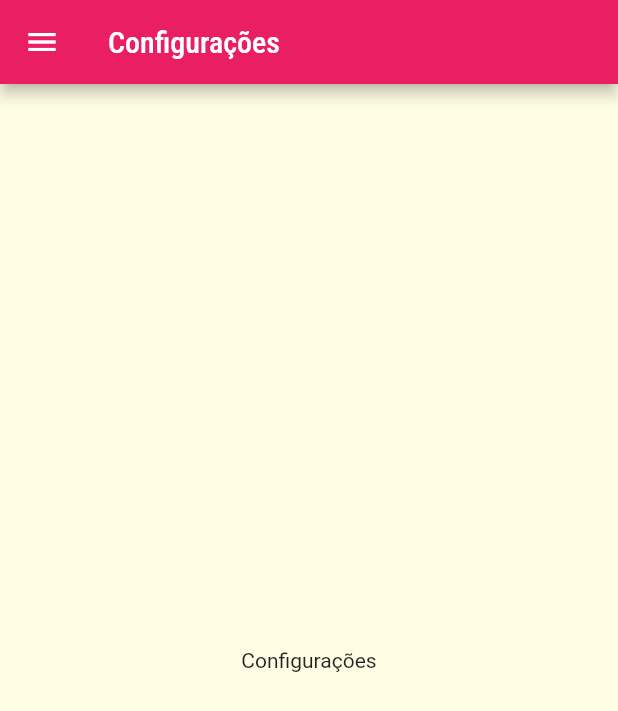
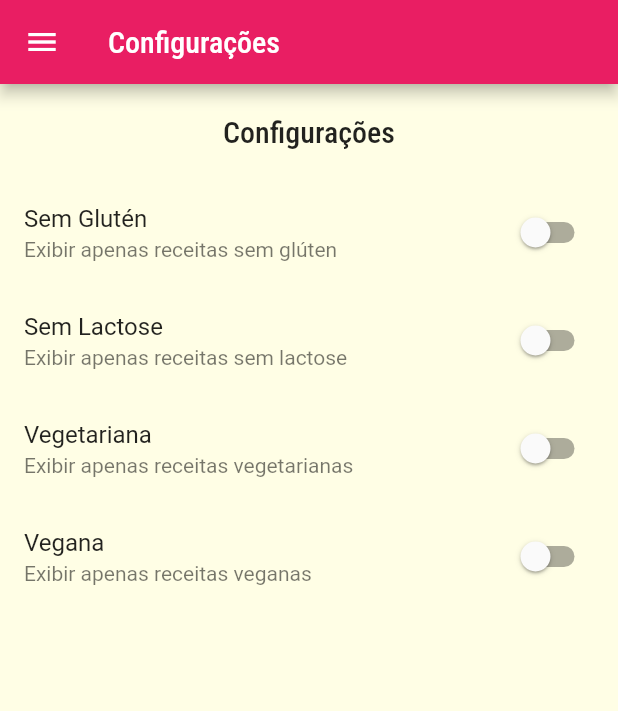
Before and after one commit to CaioNoboa/meals_APP_Flutter, a Flutter app: the SettingsScreen screen opened by its route, on a phone screen of 412 x 824 dp. Shown: the top 711 px of the screen. Run offline on Flutter 3.47's test engine with Material 2 defaults, Android fonts, the phone set to English and light mode, and no system bars; network calls fail.

Commit message:
filtering-food-based-on-settings

```diff
--- a/meals/lib/data/dummy_data.dart
+++ b/meals/lib/data/dummy_data.dart
@@ -204,7 +204,7 @@ List<Meal> dummyMeals = [
     ],
     isGlutenFree: true,
     isVegan: false,
-    isVegetarian: true,
+    isVegetarian: false,
     isLactoseFree: true,
   ),
   Meal(
--- /dev/null
+++ b/meals/lib/models/settings.dart
@@ -0,0 +1,13 @@
+class Settings {
+  bool isGlutenFree;
+  bool isLactoseFree;
+  bool isVegetarian;
+  bool isVegan;
+
+  Settings({
+    this.isGlutenFree = false,
+    this.isLactoseFree = false,
+    this.isVegetarian = false,
+    this.isVegan = false,
+  });
+}
--- a/meals/lib/screens/settings_screen.dart
+++ b/meals/lib/screens/settings_screen.dart
@@ -1,20 +1,89 @@
 import 'package:flutter/material.dart';
 import 'package:meals/components/main_drawer.dart';
+import 'package:meals/models/settings.dart';
 
-class SettingsScreen extends StatelessWidget {
-  const SettingsScreen({Key? key}) : super(key: key);
+class SettingsScreen extends StatefulWidget {
+  final Function(Settings) onSettingsChanged;
+  const SettingsScreen({
+    Key? key,
+    required this.onSettingsChanged,
+  }) : super(key: key);
+
+  @override
+  State<SettingsScreen> createState() => _SettingsScreenState();
+}
+
+class _SettingsScreenState extends State<SettingsScreen> {
+  var settings = Settings();
+
+  Widget _createSwitch({
+    required String title,
+    required String subtitle,
+    required bool value,
+    required Function(bool) onChanged,
+  }) {
+    return SwitchListTile(
+      title: Text(title),
+      subtitle: Text(subtitle),
+      value: value,
+      onChanged: (value) {
+        onChanged(value);
+        widget.onSettingsChanged(settings);
+      },
+    );
+  }
 
   @override
   Widget build(BuildContext context) {
     return Scaffold(
       appBar: AppBar(
-        title: Text('Configurações'),
+        title: const Text('Configurações'),
       ),
-      drawer: MainDrawer(),
-      body: Center(
-        child: Text(
-          'Configurações',
-        ),
+      drawer: const MainDrawer(),
+      body: Column(
+        children: <Widget>[
+          Container(
+            padding: const EdgeInsets.all(20),
+            child: Text(
+              'Configurações',
+              style: Theme.of(context).textTheme.headline6,
+            ),
+          ),
+          Expanded(
+            child: ListView(
+              children: <Widget>[
+                _createSwitch(
+                  title: 'Sem Glutén',
+                  subtitle: 'Exibir apenas receitas sem glúten',
+                  value: settings.isGlutenFree,
+                  onChanged: (value) =>
+                      setState(() => settings.isGlutenFree = value),
+                ),
+                _createSwitch(
+                  title: 'Sem Lactose',
+                  subtitle: 'Exibir apenas receitas sem lactose',
+                  value: settings.isLactoseFree,
+                  onChanged: (value) =>
+                      setState(() => settings.isLactoseFree = value),
+                ),
+                _createSwitch(
+                  title: 'Vegetariana',
+                  subtitle: 'Exibir apenas receitas vegetarianas',
+                  value: settings.isVegetarian,
+                  onChanged: (value) =>
+                      setState(() => settings.isVegetarian = value),
+                ),
+                _createSwitch(
+                  title: 'Vegana',
+                  subtitle: 'Exibir apenas receitas veganas',
+                  value: settings.isVegan,
+                  onChanged: (value) =>
+                      setState(() => settings.isVegan = value),
+                ),
+              ],
+            ),
+          ),
+        ],
       ),
     );
   }
--- a/meals/lib/utils/app_routes.dart
+++ b/meals/lib/utils/app_routes.dart
@@ -1,21 +1,9 @@
-import 'package:meals/screens/settings_screen.dart';
-import 'package:meals/screens/tabs_screen.dart';
-import '../screens/categories_meals_screen.dart';
-import '../screens/meal_detail_screen.dart';
-
 class AppRoutes {
   static const home = '/';
   static const categoriesMeals = '/categories-meals';
   static const mealDetail = '/meal-detail';
   static const settings = '/settings';
 }
-
-final appRoutes = {
-  AppRoutes.home: (context) => const TabsScreen(), // Rota inicial
-  AppRoutes.categoriesMeals: (context) => const CategoriesMealsScreen(),
-  AppRoutes.mealDetail: (context) => const MealDetailScreen(),
-  AppRoutes.settings: (context) => const SettingsScreen(),
-};
 
 /*
 Para evitarmos que dê erro quando o usuário tentar traçar rotas desconhecidas:
```
Also changed, not shown: meals/lib/main.dart (+38 -2 lines), meals/lib/screens/categories_meals_screen.dart (+8 -3 lines).
